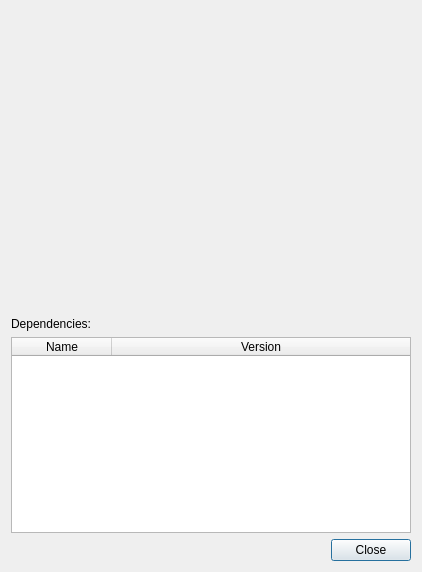
Above: src/compositesnapindetailsdialog.ui from rwimn/component-system before the change. Below: the same form after it.
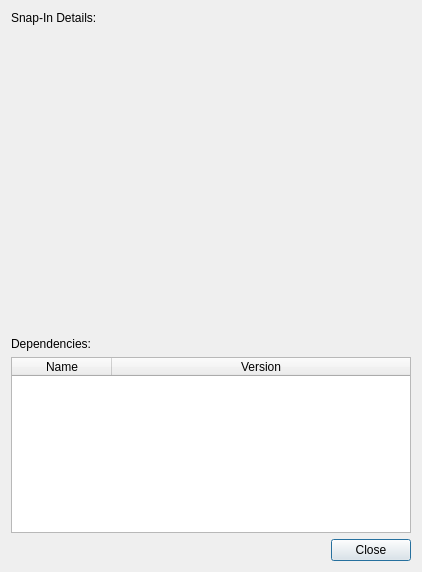
That is the form after the change. Custom widgets are drawn as their Qt base class.

Commit message: tests: implement test for item double click in snap-in management widget

```diff
--- a/src/compositesnapindetailsdialog.ui
+++ b/src/compositesnapindetailsdialog.ui
@@ -14,31 +14,21 @@
    <string>Dialog</string>
   </property>
   <layout class="QGridLayout" name="gridLayout">
-   <item row="0" column="0">
-    <widget class="::gpui::SnapInDetailsWidget" name="snapInWidget" native="true">
-     <property name="minimumSize">
-      <size>
-       <width>400</width>
-       <height>300</height>
-      </size>
+   <item row="2" column="0">
+    <widget class="QLabel" name="label">
+     <property name="text">
+      <string>Dependencies:</string>
      </property>
     </widget>
    </item>
-   <item row="3" column="0">
+   <item row="4" column="0">
     <widget class="QDialogButtonBox" name="buttonBox">
      <property name="standardButtons">
       <set>QDialogButtonBox::Close</set>
      </property>
     </widget>
    </item>
-   <item row="1" column="0">
-    <widget class="QLabel" name="label">
-     <property name="text">
-      <string>Dependencies:</string>
-     </property>
-    </widget>
-   </item>
-   <item row="2" column="0">
+   <item row="3" column="0">
     <widget class="QTableWidget" name="tableWidget">
      <attribute name="horizontalHeaderStretchLastSection">
       <bool>true</bool>
@@ -55,6 +45,23 @@
      </column>
     </widget>
    </item>
+   <item row="1" column="0">
+    <widget class="::gpui::SnapInDetailsWidget" name="snapInWidget" native="true">
+     <property name="minimumSize">
+      <size>
+       <width>400</width>
+       <height>300</height>
+      </size>
+     </property>
+    </widget>
+   </item>
+   <item row="0" column="0">
+    <widget class="QLabel" name="label_2">
+     <property name="text">
+      <string>Snap-In Details:</string>
+     </property>
+    </widget>
+   </item>
   </layout>
  </widget>
  <customwidgets>
```
The commit also changes 22 other files.
